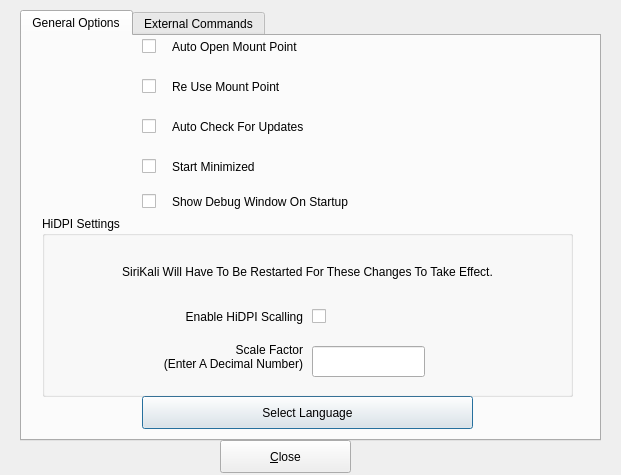
mhogomchungu/sirikali, file src/configoptions.ui: the form before one commit.
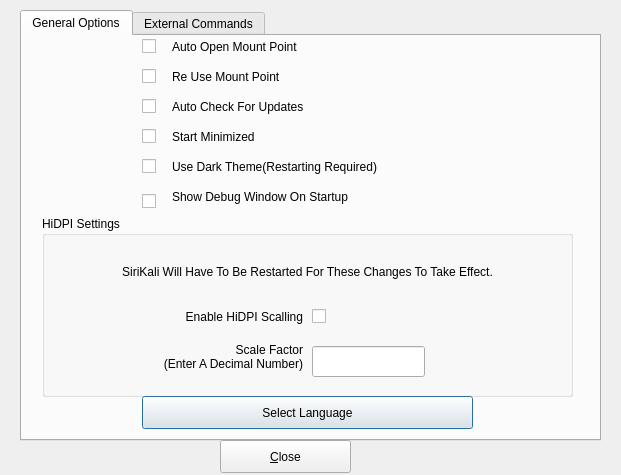
The form after the commit.

Commit message: add ability to set dark theme

Diff of the .ui file:
```diff
--- a/src/configoptions.ui
+++ b/src/configoptions.ui
@@ -46,7 +46,7 @@
      <property name="geometry">
       <rect>
        <x>120</x>
-       <y>30</y>
+       <y>20</y>
        <width>21</width>
        <height>41</height>
       </rect>
@@ -59,7 +59,7 @@
      <property name="geometry">
       <rect>
        <x>120</x>
-       <y>70</y>
+       <y>50</y>
        <width>21</width>
        <height>41</height>
       </rect>
@@ -72,7 +72,7 @@
      <property name="geometry">
       <rect>
        <x>120</x>
-       <y>110</y>
+       <y>80</y>
        <width>21</width>
        <height>41</height>
       </rect>
@@ -114,7 +114,7 @@
      <property name="geometry">
       <rect>
        <x>150</x>
-       <y>30</y>
+       <y>20</y>
        <width>401</width>
        <height>41</height>
       </rect>
@@ -130,7 +130,7 @@
      <property name="geometry">
       <rect>
        <x>150</x>
-       <y>70</y>
+       <y>50</y>
        <width>401</width>
        <height>41</height>
       </rect>
@@ -146,7 +146,7 @@
      <property name="geometry">
       <rect>
        <x>150</x>
-       <y>110</y>
+       <y>80</y>
        <width>401</width>
        <height>41</height>
       </rect>
@@ -271,13 +271,42 @@
        <x>150</x>
        <y>140</y>
        <width>401</width>
-       <height>51</height>
+       <height>41</height>
       </rect>
      </property>
      <property name="text">
       <string>Show Debug Window On Startup</string>
      </property>
     </widget>
+    <widget class="QCheckBox" name="cbUseDarkTheme">
+     <property name="geometry">
+      <rect>
+       <x>120</x>
+       <y>120</y>
+       <width>92</width>
+       <height>21</height>
+      </rect>
+     </property>
+     <property name="text">
+      <string/>
+     </property>
+    </widget>
+    <widget class="QLabel" name="label_15">
+     <property name="geometry">
+      <rect>
+       <x>150</x>
+       <y>110</y>
+       <width>401</width>
+       <height>41</height>
+      </rect>
+     </property>
+     <property name="text">
+      <string>Use Dark Theme(Restarting Required)</string>
+     </property>
+     <property name="wordWrap">
+      <bool>true</bool>
+     </property>
+    </widget>
    </widget>
    <widget class="QWidget" name="setExecutables">
     <attribute name="title">
```
The commit also changes 10 other files.
